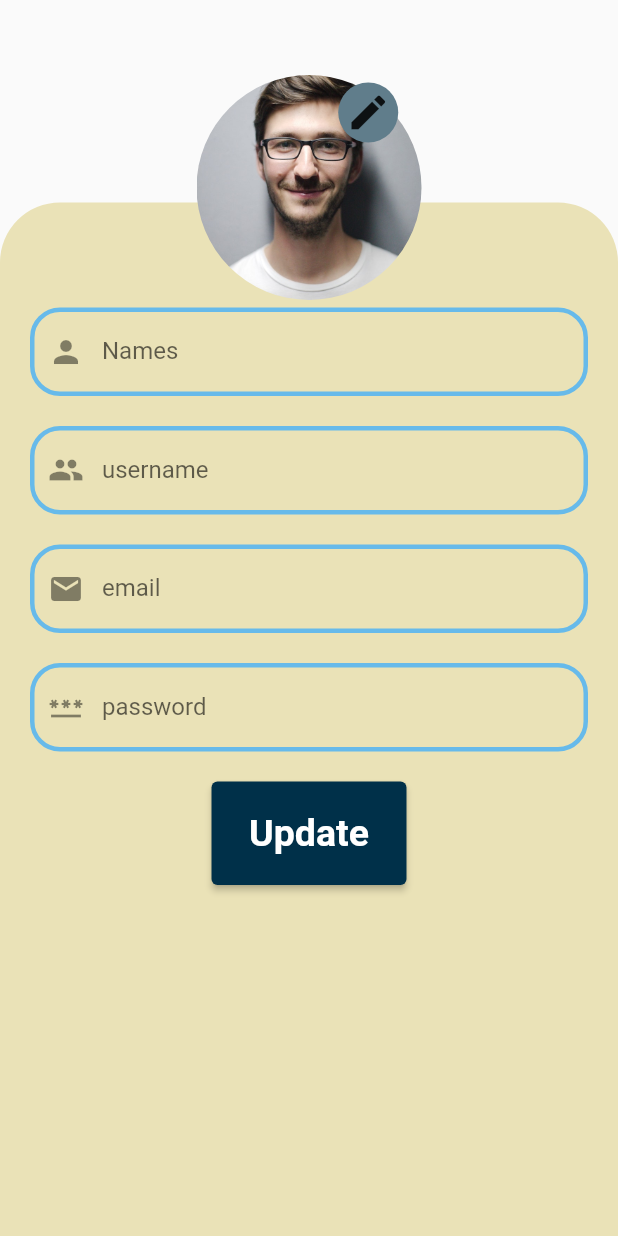
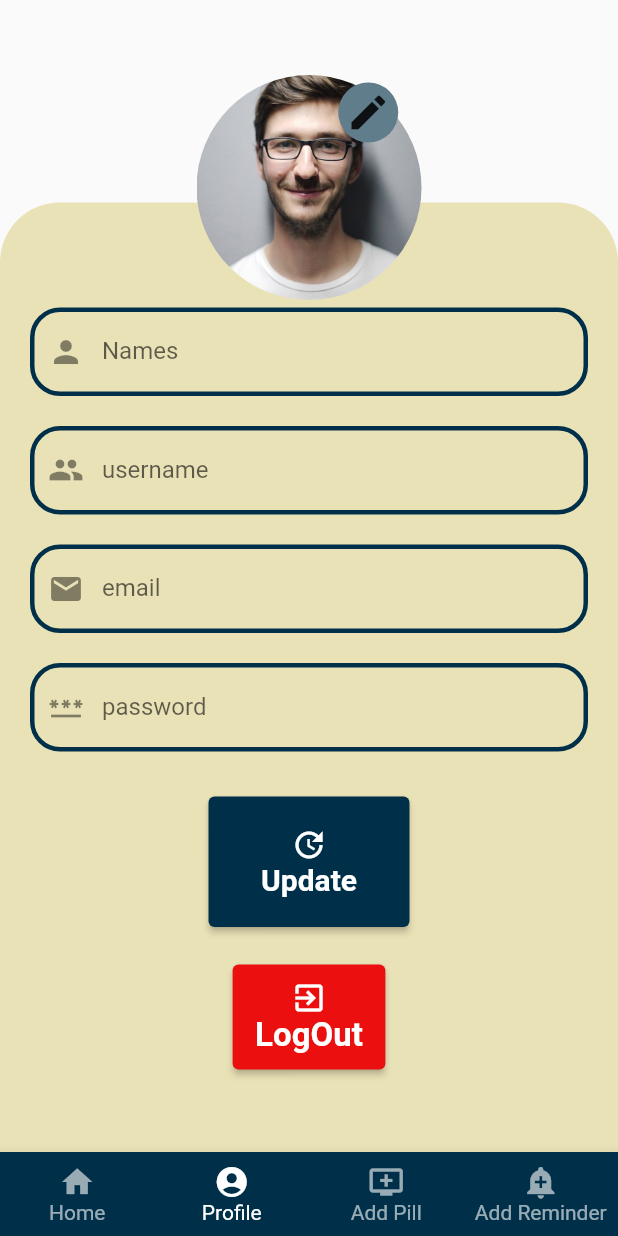
Before and after one commit to Ahmed-BS11/Pills-Reminder-App, a Flutter app: the screen it shows after launch, after a tap on "Get Started", after a tap on "Forgot Password", on a phone screen of 412 x 824 dp. Run offline on Flutter 3.47's test engine with Material 2 defaults, Android fonts, the light colour scheme and no system bars; our stand-ins replace google_fonts, lottie, table_calendar.

Commit message:
Add Footer

```diff
--- a/lib/pages/login.dart
+++ b/lib/pages/login.dart
@@ -98,7 +98,7 @@ class _LoginDemoState extends State<LoginDemo> {
               child: TextButton(
                 onPressed: () {
                   Navigator.push(
-                      context, MaterialPageRoute(builder: (_) => UserProfile()));
+                      context, MaterialPageRoute(builder: (_) => profile()));
                 },
                 child: Text(
                   'Forgot Password',
--- a/lib/pages/profile.dart
+++ b/lib/pages/profile.dart
@@ -1,9 +1,30 @@
+// ignore_for_file: prefer_const_constructors
+
 import 'package:flutter/src/widgets/container.dart';
 import 'package:flutter/src/widgets/framework.dart';
 import 'package:flutter/material.dart';
+import 'package:flutter_application_1/pages/addremider.dart';
+import 'package:flutter_application_1/pages/home.dart';
+import 'package:flutter_application_1/pages/medicine_add.dart';
 
-class UserProfile extends StatelessWidget {
-  const UserProfile({super.key});
+class profile extends StatelessWidget {
+  @override
+  Widget build(BuildContext context) {
+    return MaterialApp(
+      debugShowCheckedModeBanner: false,
+      title: 'Flutter Demo',
+      home: MyProfilePage(),
+    );
+  }
+}
+
+class MyProfilePage extends StatefulWidget {
+  @override
+  UserProfile createState() => UserProfile();
+}
+
+class UserProfile extends State<MyProfilePage> {
+  int _currentIndex = 1;
 
   @override
   Widget build(BuildContext context) {
@@ -23,14 +44,12 @@ class UserProfile extends StatelessWidget {
             decoration: BoxDecoration(
               color: Color(0xffeae2b7),
               borderRadius: BorderRadius.only(
-                    topLeft: Radius.circular(40),
-                    topRight: Radius.circular(40)),
+                  topLeft: Radius.circular(40), topRight: Radius.circular(40)),
             ),
             child: Column(
               children: <Widget>[
                 Container(
-                    padding:
-                        EdgeInsets.only(top: 70.0, left: 20.0, right: 20.0),
+                  padding: EdgeInsets.only(top: 70.0, left: 20.0, right: 20.0),
                   child: Column(
                     children: <Widget>[
                       TextField(
@@ -81,15 +100,38 @@ class UserProfile extends StatelessWidget {
                       SizedBox(
                         height: 20.0,
                       ),
-                        ElevatedButton(
-                          onPressed: (){},
-                          child: Text('Update'),
+                      Container(
+                        margin: const EdgeInsets.only(top: 10.0),
+                        child: ElevatedButton(
+                          onPressed: () {},
+                          child: Column(
+                            children: [
+                              Icon(Icons.update_outlined),
+                              Text('Update')
+                            ],
+                          ),
                           style: ElevatedButton.styleFrom(
                               primary: Color(0xff003049),
                               padding: EdgeInsets.symmetric(
-                                  horizontal: 25.0, vertical: 20.0),
+                                  horizontal: 35.0, vertical: 20.0),
                               textStyle: TextStyle(
-                                  fontSize: 25, fontWeight: FontWeight.bold)),
+                                  fontSize: 20, fontWeight: FontWeight.bold)),
+                        ),
+                      ),
+                      Container(
+                        margin: const EdgeInsets.only(top: 25.0),
+                        child: ElevatedButton(
+                          onPressed: () {},
+                          child: Column(
+                            children: [Icon(Icons.exit_to_app), Text('LogOut')],
+                          ),
+                          style: ElevatedButton.styleFrom(
+                              primary: Color.fromARGB(255, 236, 15, 15),
+                              padding: EdgeInsets.symmetric(
+                                  horizontal: 15.0, vertical: 10.0),
+                              textStyle: TextStyle(
+                                  fontSize: 22, fontWeight: FontWeight.bold)),
+                        ),
                       )
                     ],
                   ),
@@ -124,14 +166,59 @@ class UserProfile extends StatelessWidget {
             ),
           ),
         ]),
-        ));
+      ),
+      bottomNavigationBar: BottomNavigationBar(
+        // ignore: prefer_const_literals_to_create_immutables
+        type: BottomNavigationBarType.fixed,
+        currentIndex: _currentIndex,
+        backgroundColor: Color(0xff003049),
+        selectedItemColor: Colors.white,
+        unselectedItemColor: Colors.white.withOpacity(.60),
+        selectedFontSize: 14,
+        unselectedFontSize: 14,
+        onTap: (value) {
+          setState(() => _currentIndex = value);
+          if (value == 0) {
+            Navigator.push(context, MaterialPageRoute(builder: (_) => Home()));
+          } else if (value == 1) {
+            Navigator.push(
+                context, MaterialPageRoute(builder: (_) => profile()));
+          } else if (value == 2) {
+            Navigator.push(
+                context, MaterialPageRoute(builder: (_) => Med_add()));
+          } else if (value == 3) {
+            Navigator.push(
+                context, MaterialPageRoute(builder: (_) => AddRemider()));
+          }
+          ;
+        },
+        items: [
+          BottomNavigationBarItem(
+            icon: Icon(Icons.home),
+            label: 'Home',
+          ),
+          BottomNavigationBarItem(
+            icon: Icon(Icons.account_circle),
+            label: 'Profile',
+          ),
+          BottomNavigationBarItem(
+            icon: Icon(Icons.add_to_queue),
+            label: 'Add Pill',
+          ),
+          BottomNavigationBarItem(
+            icon: Icon(Icons.add_alert),
+            label: 'Add Reminder',
+          ),
+        ],
+      ),
+    );
   }
 
   OutlineInputBorder myInputBorder() {
     return OutlineInputBorder(
         borderRadius: BorderRadius.all(Radius.circular(20)),
         borderSide: BorderSide(
-          color: Color.fromARGB(255, 103, 186, 234),
+          color: Color(0xff003049),
           width: 3,
         ));
   }
@@ -140,7 +227,7 @@ class UserProfile extends StatelessWidget {
     return OutlineInputBorder(
         borderRadius: BorderRadius.all(Radius.circular(20)),
         borderSide: BorderSide(
-          color: Color(0xffcbf49),
+          color: Color(0xff003049),
           width: 3,
         ));
   }
--- a/lib/widgets/pagefirst.dart
+++ b/lib/widgets/pagefirst.dart
@@ -1,8 +1,12 @@
 
 import 'package:flutter/material.dart';
+import 'package:flutter_application_1/pages/profile.dart';
 import 'package:flutter_application_1/widgets/curved.dart';
 import 'package:flutter_application_1/widgets/first.dart';
 import 'package:flutter_application_1/theme.dart';
+import 'package:flutter_application_1/pages/addremider.dart';
+import 'package:flutter_application_1/pages/home.dart';
+import 'package:flutter_application_1/pages/medicine_add.dart';
 
 class PageFirstLayout extends StatelessWidget {
   PageFirstLayout(
@@ -23,6 +27,7 @@ class PageFirstLayout extends StatelessWidget {
 
   @override
   Widget build(BuildContext context) {
+    int _currentIndex=0;
     return Scaffold(
       backgroundColor: color,
       appBar: AppBar(
@@ -62,6 +67,50 @@ class PageFirstLayout extends StatelessWidget {
         ],
 
     ),
+    bottomNavigationBar: BottomNavigationBar(
+        // ignore: prefer_const_literals_to_create_immutables
+        type: BottomNavigationBarType.fixed,
+        currentIndex: _currentIndex,
+        backgroundColor: Color(0xff003049),
+        selectedItemColor: Colors.white,
+        unselectedItemColor: Colors.white.withOpacity(.60),
+        selectedFontSize: 14,
+        unselectedFontSize: 14,
+        onTap: (value) {
+          //setState(() => _currentIndex = value);
+          if (value == 0) {
+            Navigator.push(context, MaterialPageRoute(builder: (_) => Home()));
+          } else if (value == 1) {
+            Navigator.push(
+                context, MaterialPageRoute(builder: (_) => profile()));
+          } else if (value == 2) {
+            Navigator.push(
+                context, MaterialPageRoute(builder: (_) => Med_add()));
+          } else if (value == 3) {
+            Navigator.push(
+                context, MaterialPageRoute(builder: (_) => AddRemider()));
+          }
+          ;
+        },
+        items: [
+          BottomNavigationBarItem(
+            icon: Icon(Icons.home),
+            label: 'Home',
+          ),
+          BottomNavigationBarItem(
+            icon: Icon(Icons.account_circle),
+            label: 'Profile',
+          ),
+          BottomNavigationBarItem(
+            icon: Icon(Icons.add_to_queue),
+            label: 'Add Pill',
+          ),
+          BottomNavigationBarItem(
+            icon: Icon(Icons.add_alert),
+            label: 'Add Reminder',
+          ),
+        ],
+      ),
     );
   }
 
```
Lines whose indentation alone changed are shown as unchanged.
